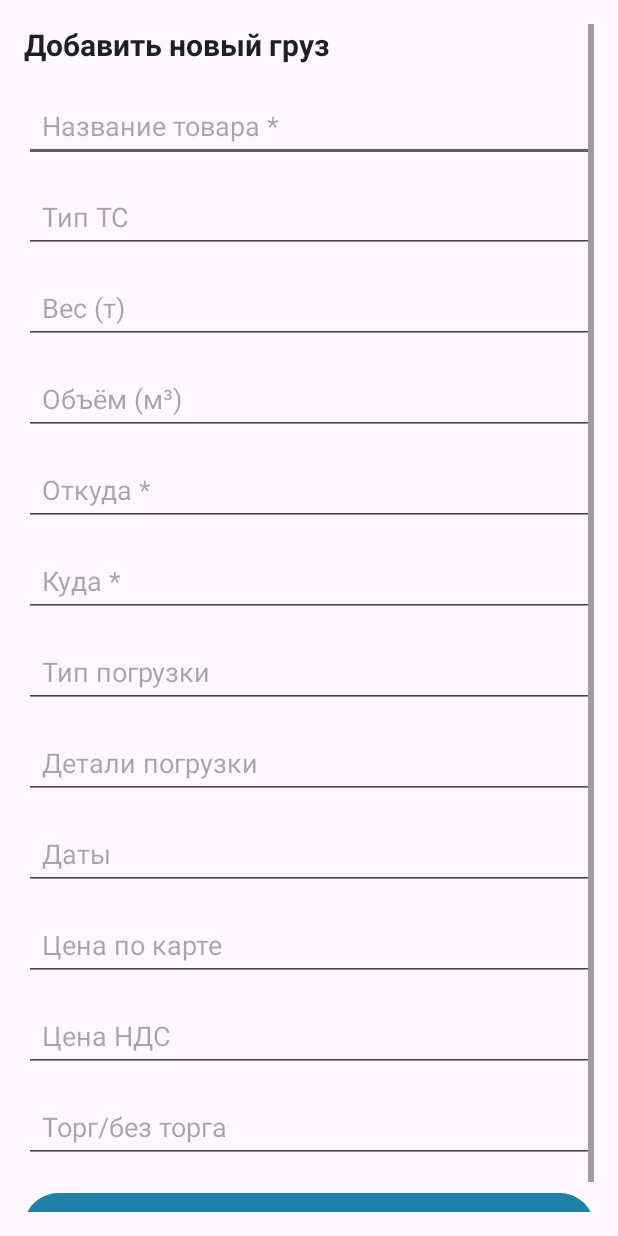
After one commit to lagisx/MobileCargoApp, an Android app: the AddCargoActivity screen opened directly, with no data from a screen before it, on a phone screen of 412 x 824 dp. The commit adds this screen. Run offline under Robolectric (Android 15) with nearby library versions, the phone set to English and light mode, and no system bars; 1 statement that could not run was skipped.

Commit message:
Создание грузов

```diff
--- a/app/src/main/AndroidManifest.xml
+++ b/app/src/main/AndroidManifest.xml
@@ -27,6 +27,9 @@
         <activity
             android:name=".activity.HomeActivity"
             android:exported="true" />
+        <activity
+            android:name=".activity.AddCargoActivity"
+            android:exported="false" />
     </application>
 
 </manifest>
--- a/app/src/main/java/com/example/birgicargoappmobile/SupabaseCargoApi.java
+++ b/app/src/main/java/com/example/birgicargoappmobile/SupabaseCargoApi.java
@@ -3,8 +3,10 @@ package com.example.birgicargoappmobile;
 import com.example.birgicargoappmobile.model.Cargo;
 import java.util.List;
 import retrofit2.Call;
+import retrofit2.http.Body;
 import retrofit2.http.GET;
 import retrofit2.http.Headers;
+import retrofit2.http.POST;
 import retrofit2.http.Query;
 
 public interface SupabaseCargoApi {
@@ -13,7 +15,7 @@ public interface SupabaseCargoApi {
             "Authorization: Bearer eyJhbGciOiJIUzI1NiIsInR5cCI6IkpXVCJ9.eyJpc3MiOiJzdXBhYmFzZSIsInJlZiI6Im1rZHdsdGRvYXl1aHVpa3p5Y29kIiwicm9sZSI6ImFub24iLCJpYXQiOjE3NjMyOTA5NDIsImV4cCI6MjA3ODg2Njk0Mn0.P_h0_6hKlBHYEIGr3smGDza-5tSrvZIxz6yAGh05YaY",
             "Content-Type: application/json"
     })
-    @GET("rest/v1/gruz")
+    @GET("gruz")
     Call<List<Cargo>> getAllCargo();
 
     @Headers({
@@ -21,6 +23,14 @@ public interface SupabaseCargoApi {
             "Authorization: Bearer eyJhbGciOiJIUzI1NiIsInR5cCI6IkpXVCJ9.eyJpc3MiOiJzdXBhYmFzZSIsInJlZiI6Im1rZHdsdGRvYXl1aHVpa3p5Y29kIiwicm9sZSI6ImFub24iLCJpYXQiOjE3NjMyOTA5NDIsImV4cCI6MjA3ODg2Njk0Mn0.P_h0_6hKlBHYEIGr3smGDza-5tSrvZIxz6yAGh05YaY",
             "Content-Type: application/json"
     })
-    @GET("rest/v1/gruz")
+    @GET("gruz")
     Call<List<Cargo>> getCargoByCustomer(@Query("заказчик_id") String customerIdEq);
+
+    @Headers({
+            "apikey: eyJhbGciOiJIUzI1NiIsInR5cCI6IkpXVCJ9.eyJpc3MiOiJzdXBhYmFzZSIsInJlZiI6Im1rZHdsdGRvYXl1aHVpa3p5Y29kIiwicm9sZSI6ImFub24iLCJpYXQiOjE3NjMyOTA5NDIsImV4cCI6MjA3ODg2Njk0Mn0.P_h0_6hKlBHYEIGr3smGDza-5tSrvZIxz6yAGh05YaY",
+            "Authorization: Bearer eyJhbGciOiJIUzI1NiIsInR5cCI6IkpXVCJ9.eyJpc3MiOiJzdXBhYmFzZSIsInJlZiI6Im1rZHdsdGRvYXl1aHVpa3p5Y29kIiwicm9sZSI6ImFub24iLCJpYXQiOjE3NjMyOTA5NDIsImV4cCI6MjA3ODg2Njk0Mn0.P_h0_6hKlBHYEIGr3smGDza-5tSrvZIxz6yAGh05YaY",
+            "Content-Type: application/json"
+    })
+    @POST("gruz")
+    Call<Void> addCargo(@Body Cargo cargo);
 }
--- a/app/src/main/java/com/example/birgicargoappmobile/SupabaseUsersApi.java
+++ b/app/src/main/java/com/example/birgicargoappmobile/SupabaseUsersApi.java
@@ -16,7 +16,7 @@ public interface SupabaseUsersApi {
             "Authorization: Bearer eyJhbGciOiJIUzI1NiIsInR5cCI6IkpXVCJ9.eyJpc3MiOiJzdXBhYmFzZSIsInJlZiI6Im1rZHdsdGRvYXl1aHVpa3p5Y29kIiwicm9sZSI6ImFub24iLCJpYXQiOjE3NjMyOTA5NDIsImV4cCI6MjA3ODg2Njk0Mn0.P_h0_6hKlBHYEIGr3smGDza-5tSrvZIxz6yAGh05YaY",
             "Content-Type: application/json"
     })
-    @GET("rest/v1/users?select=*")
+    @GET("users")
     Call<List<User>> getUserByLogin(@Query("login") String loginEq);
 
     @Headers({
@@ -24,6 +24,14 @@ public interface SupabaseUsersApi {
             "Authorization: Bearer eyJhbGciOiJIUzI1NiIsInR5cCI6IkpXVCJ9.eyJpc3MiOiJzdXBhYmFzZSIsInJlZiI6Im1rZHdsdGRvYXl1aHVpa3p5Y29kIiwicm9sZSI6ImFub24iLCJpYXQiOjE3NjMyOTA5NDIsImV4cCI6MjA3ODg2Njk0Mn0.P_h0_6hKlBHYEIGr3smGDza-5tSrvZIxz6yAGh05YaY",
             "Content-Type: application/json"
     })
-    @POST("rest/v1/users")
+    @GET("users")
+    Call<List<User>> getUserById(@Query("id") String userId);
+
+    @Headers({
+            "apikey: eyJhbGciOiJIUzI1NiIsInR5cCI6IkpXVCJ9.eyJpc3MiOiJzdXBhYmFzZSIsInJlZiI6Im1rZHdsdGRvYXl1aHVpa3p5Y29kIiwicm9sZSI6ImFub24iLCJpYXQiOjE3NjMyOTA5NDIsImV4cCI6MjA3ODg2Njk0Mn0.P_h0_6hKlBHYEIGr3smGDza-5tSrvZIxz6yAGh05YaY",
+            "Authorization: Bearer eyJhbGciOiJIUzI1NiIsInR5cCI6IkpXVCJ9.eyJpc3MiOiJzdXBhYmFzZSIsInJlZiI6Im1rZHdsdGRvYXl1aHVpa3p5Y29kIiwicm9sZSI6ImFub24iLCJpYXQiOjE3NjMyOTA5NDIsImV4cCI6MjA3ODg2Njk0Mn0.P_h0_6hKlBHYEIGr3smGDza-5tSrvZIxz6yAGh05YaY",
+            "Content-Type: application/json"
+    })
+    @POST("users")
     Call<Void> createUser(@Body User user);
 }
--- a/app/src/main/java/com/example/birgicargoappmobile/activity/MainActivity.java
+++ b/app/src/main/java/com/example/birgicargoappmobile/activity/MainActivity.java
@@ -45,7 +45,7 @@ public class MainActivity extends AppCompatActivity {
         registerLink = findViewById(R.id.register_link);
 
         Retrofit retrofit = new Retrofit.Builder()
-                .baseUrl("https://mkdwltdoayuhuikzycod.supabase.co/")
+                .baseUrl("https://mkdwltdoayuhuikzycod.supabase.co/rest/v1/")
                 .addConverterFactory(GsonConverterFactory.create())
                 .build();
 
--- a/app/src/main/java/com/example/birgicargoappmobile/activity/RegisterActivity.java
+++ b/app/src/main/java/com/example/birgicargoappmobile/activity/RegisterActivity.java
@@ -41,7 +41,7 @@ public class RegisterActivity extends AppCompatActivity {
         loginLink = findViewById(R.id.login_link);
 
         Retrofit retrofit = new Retrofit.Builder()
-                .baseUrl("https://mkdwltdoayuhuikzycod.supabase.co/")
+                .baseUrl("https://mkdwltdoayuhuikzycod.supabase.co/rest/v1/")
                 .addConverterFactory(GsonConverterFactory.create())
                 .build();
         supabaseUsersApi = retrofit.create(SupabaseUsersApi.class);
--- /dev/null
+++ b/app/src/main/res/layout/activity_add_cargo.xml
@@ -0,0 +1,139 @@
+<?xml version="1.0" encoding="utf-8"?>
+<ScrollView xmlns:android="http://schemas.android.com/apk/res/android"
+    android:layout_width="match_parent"
+    android:layout_height="match_parent"
+    android:padding="16dp">
+
+    <LinearLayout
+        android:orientation="vertical"
+        android:layout_width="match_parent"
+        android:layout_height="wrap_content">
+
+        <TextView
+            android:layout_width="match_parent"
+            android:layout_height="wrap_content"
+            android:text="Добавить новый груз"
+            android:textSize="20sp"
+            android:textStyle="bold"
+            android:textColor="#1f2121"
+            android:layout_marginBottom="16dp"/>
+
+        <EditText
+            android:id="@+id/et_product"
+            android:layout_width="match_parent"
+            android:layout_height="wrap_content"
+            android:hint="Название товара *"
+            android:inputType="text"
+            android:layout_marginBottom="12dp"
+            android:padding="12dp"/>
+
+        <EditText
+            android:id="@+id/et_vehicle_type"
+            android:layout_width="match_parent"
+            android:layout_height="wrap_content"
+            android:hint="Тип ТС"
+            android:inputType="text"
+            android:layout_marginBottom="12dp"
+            android:padding="12dp"/>
+
+        <EditText
+            android:id="@+id/et_weight"
+            android:layout_width="match_parent"
+            android:layout_height="wrap_content"
+            android:hint="Вес (т)"
+            android:inputType="numberDecimal"
+            android:layout_marginBottom="12dp"
+            android:padding="12dp"/>
+
+        <EditText
+            android:id="@+id/et_volume"
+            android:layout_width="match_parent"
+            android:layout_height="wrap_content"
+            android:hint="Объём (м³)"
+            android:inputType="numberDecimal"
+            android:layout_marginBottom="12dp"
+            android:padding="12dp"/>
+
+        <EditText
+            android:id="@+id/et_from_location"
+            android:layout_width="match_parent"
+            android:layout_height="wrap_content"
+            android:hint="Откуда *"
+            android:inputType="text"
+            android:layout_marginBottom="12dp"
+            android:padding="12dp"/>
+
+        <EditText
+            android:id="@+id/et_to_location"
+            android:layout_width="match_parent"
+            android:layout_height="wrap_content"
+            android:hint="Куда *"
+            android:inputType="text"
+            android:layout_marginBottom="12dp"
+            android:padding="12dp"/>
+
+        <EditText
+            android:id="@+id/et_loading_type"
+            android:layout_width="match_parent"
+            android:layout_height="wrap_content"
+            android:hint="Тип погрузки"
+            android:inputType="text"
+            android:layout_marginBottom="12dp"
+            android:padding="12dp"/>
+
+        <EditText
+            android:id="@+id/et_loading_details"
+            android:layout_width="match_parent"
+            android:layout_height="wrap_content"
+            android:hint="Детали погрузки"
+            android:inputType="text"
+            android:layout_marginBottom="12dp"
+            android:padding="12dp"/>
+
+        <EditText
+            android:id="@+id/et_dates"
+            android:layout_width="match_parent"
+            android:layout_height="wrap_content"
+            android:hint="Даты"
+            android:inputType="text"
+            android:layout_marginBottom="12dp"
+            android:padding="12dp"/>
+
+        <EditText
+            android:id="@+id/et_price_by_card"
+            android:layout_width="match_parent"
+            android:layout_height="wrap_content"
+            android:hint="Цена по карте"
+            android:inputType="numberDecimal"
+            android:layout_marginBottom="12dp"
+            android:padding="12dp"/>
+
+        <EditText
+            android:id="@+id/et_price_with_vat"
+            android:layout_width="match_parent"
+            android:layout_height="wrap_content"
+            android:hint="Цена НДС"
+            android:inputType="numberDecimal"
+            android:layout_marginBottom="12dp"
+            android:padding="12dp"/>
+
+        <EditText
+            android:id="@+id/et_bargain"
+            android:layout_width="match_parent"
+            android:layout_height="wrap_content"
+            android:hint="Торг/без торга"
+            android:inputType="text"
+            android:layout_marginBottom="16dp"
+            android:padding="12dp"/>
+
+        <Button
+            android:id="@+id/btn_add_cargo"
+            android:layout_width="match_parent"
+            android:layout_height="wrap_content"
+            android:text="Добавить груз"
+            android:textSize="16sp"
+            android:padding="12dp"
+            android:backgroundTint="#2180a7"
+            android:textColor="@android:color/white"/>
+    </LinearLayout>
+</ScrollView>
--- a/app/src/main/res/menu/nav_menu_home.xml
+++ b/app/src/main/res/menu/nav_menu_home.xml
@@ -7,5 +7,8 @@
         <item
             android:id="@+id/nav_all_cargo"
             android:title="Все грузы"/>
+        <item
+            android:id="@+id/nav_add_cargo"
+            android:title="Добавить груз"/>
     </group>
 </menu>
--- a/gradle.properties
+++ b/gradle.properties
@@ -15,7 +15,7 @@ org.gradle.jvmargs=-Xmx2048m -Dfile.encoding=UTF-8
 # Android operating system, and which are packaged with your app's APK
 # https://developer.android.com/topic/libraries/support-library/androidx-rn
 android.useAndroidX=true
-# Enables namespacing of each library's R class so that its R class includes only the
+# Enabls namespacing of each library's R class so that its R class includes only the
 # resources declared in the library itself and none from the library's dependencies,
 # thereby reducing the size of the R class for that library
 android.nonTransitiveRClass=true
```
Also changed, not shown: app/src/main/java/com/example/birgicargoappmobile/activity/AddCargoActivity.java (added, +187 -0 lines), app/src/main/java/com/example/birgicargoappmobile/activity/HomeActivity.java (+24 -6 lines), app/src/main/java/com/example/birgicargoappmobile/model/Cargo.java (+16 -0 lines).
